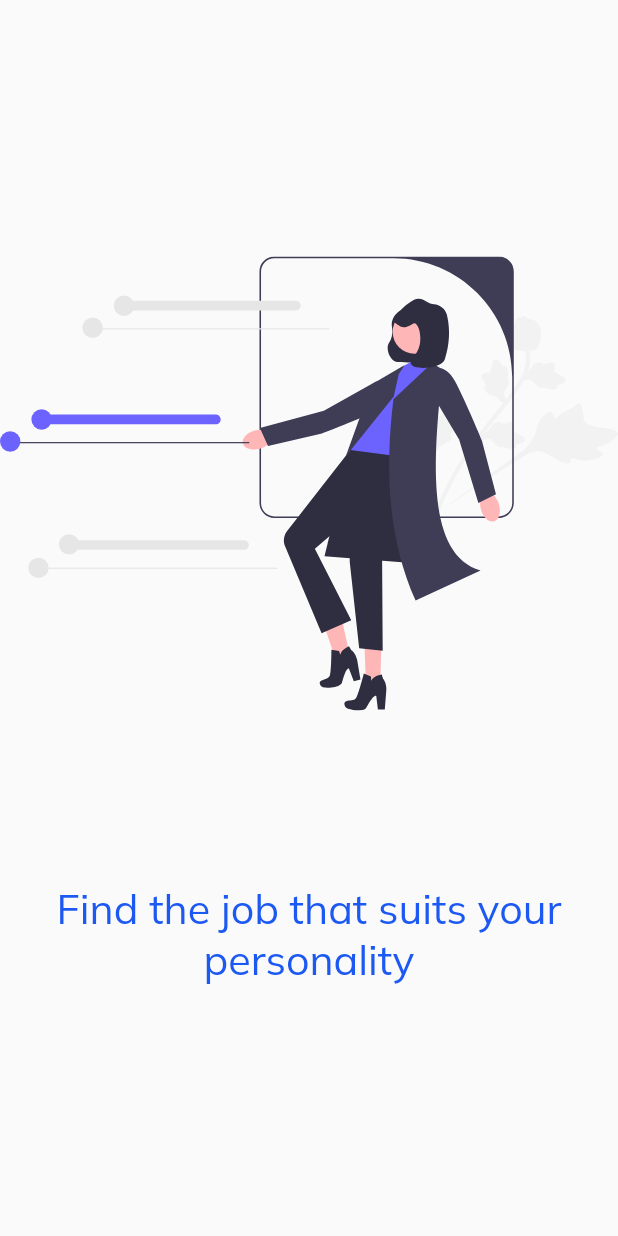
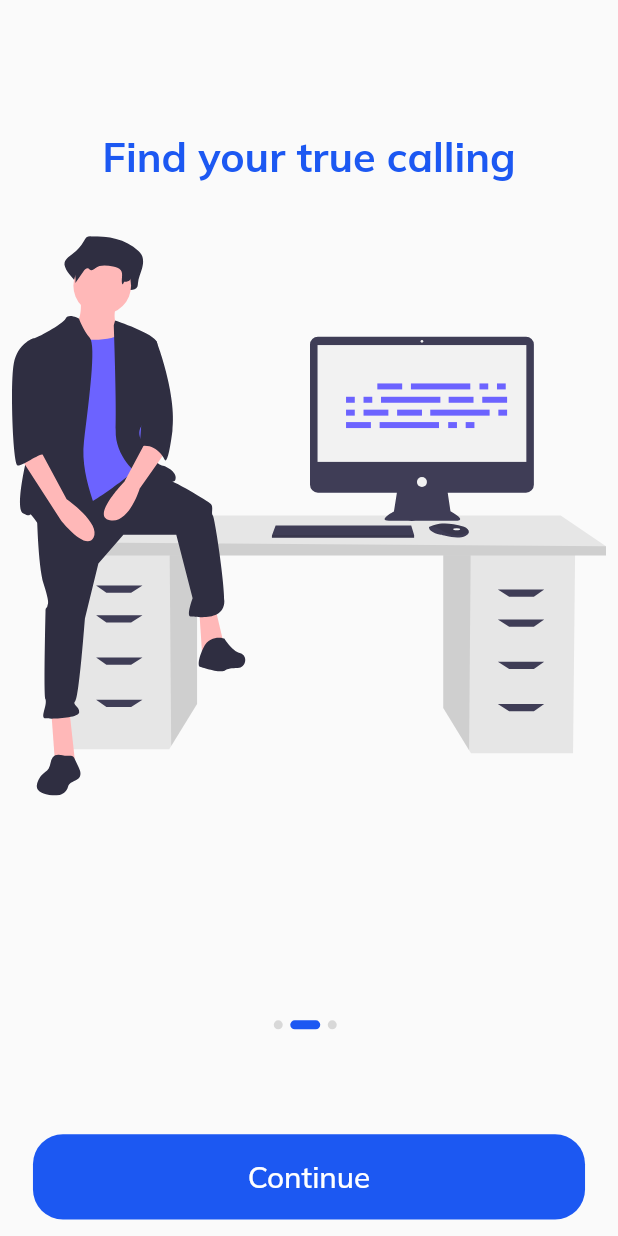
Before and after one commit to Chirag123-bit/HireHubApp, a Flutter app: the screen it shows after launch, swiped to page 2, on a phone screen of 412 x 824 dp. Run offline on Flutter 3.47's test engine with Material 2 defaults, Android fonts, the phone set to English and light mode, and no system bars; our stand-ins replace flutter_svg, font_awesome_flutter, google_fonts.

Commit message:
Completed onboarging screens

```diff
--- /dev/null
+++ b/lib/screens/splash/components/DefaultButton.dart
@@ -0,0 +1,28 @@
+import 'package:flutter/material.dart';
+import 'package:hirehub/config/Palette.dart';
+import 'package:hirehub/config/SizeConfig.dart';
+
+class defaultButton extends StatelessWidget {
+  const defaultButton({Key? key, required this.text, required this.press})
+      : super(key: key);
+  final String text;
+  final VoidCallback press;
+
+  @override
+  Widget build(BuildContext context) {
+    return FlatButton(
+      shape: RoundedRectangleBorder(
+        borderRadius: BorderRadius.circular(20),
+      ),
+      onPressed: press,
+      child: Text(
+        text,
+        style: TextStyle(
+          fontSize: getProportionateScreenWidth(18),
+          color: Colors.white,
+        ),
+      ),
+      color: Palette.primaryColor,
+    );
+  }
+}
--- a/lib/screens/splash/container/SplashContent.dart
+++ b/lib/screens/splash/container/SplashContent.dart
@@ -15,12 +15,6 @@ class SplashContent extends StatelessWidget {
   Widget build(BuildContext context) {
     return Column(
       children: [
-        SvgPicture.asset(
-          image,
-          height: getProportionateScreenHeight(500),
-          width: getProportionateScreenWidth(450),
-          // color: Colors.transparent,
-        ),
         Padding(
           padding: const EdgeInsets.all(12.0),
           child: Text(
@@ -29,7 +23,17 @@ class SplashContent extends StatelessWidget {
             style: TextStyle(
               color: Palette.primaryColor,
               fontSize: getProportionateScreenWidth(25),
+              fontWeight: FontWeight.bold,
             ),
+          ),
+        ),
+        Padding(
+          padding: const EdgeInsets.all(8.0),
+          child: SvgPicture.asset(
+            image,
+            height: getProportionateScreenHeight(400),
+            width: getProportionateScreenWidth(400),
+            // color: Colors.transparent,
           ),
         ),
       ],
--- a/lib/screens/splash/container/body.dart
+++ b/lib/screens/splash/container/body.dart
@@ -1,4 +1,9 @@
+// ignore_for_file: deprecated_member_use
+
 import 'package:flutter/material.dart';
+import 'package:hirehub/config/Palette.dart';
+import 'package:hirehub/config/SizeConfig.dart';
+import 'package:hirehub/screens/splash/components/DefaultButton.dart';
 import 'package:hirehub/screens/splash/container/SplashContent.dart';
 
 class Body extends StatefulWidget {
@@ -11,19 +16,20 @@ class Body extends StatefulWidget {
 class _BodyState extends State<Body> {
   List<Map<String, String>> splashData = [
     {
-      "text": "Find peaks of your career at HireHub",
-      // "image": "assets/images/Sally.png",
+      "text": "Find peaks of your career",
       "image": "assets/images/flag.svg",
     },
     {
-      "text": "Find the job that suits your personality",
+      "text": "Find your true calling",
       "image": "assets/images/offer.svg",
     },
     {
-      "text": "Hire the right person for your project",
+      "text": "Hire the right person",
       "image": "assets/images/interview.svg",
     },
   ];
+  int currentPage = 0;
+
   @override
   Widget build(BuildContext context) {
     return SizedBox(
@@ -32,20 +38,62 @@ class _BodyState extends State<Body> {
         children: [
           const Spacer(),
           Expanded(
-              flex: 9,
+              flex: 7,
               child: PageView.builder(
+                onPageChanged: (value) => setState(() => currentPage = value),
                 itemCount: splashData.length,
                 itemBuilder: (context, index) => SplashContent(
+                  text: splashData[index]["text"]!,
                   image: splashData[index]["image"]!,
-                  text: splashData[index]["text"]!,
                 ),
               )),
-          const Expanded(
-            flex: 2,
-            child: SizedBox(),
+          Expanded(
+            flex: 3,
+            child: Padding(
+              padding: EdgeInsets.symmetric(
+                horizontal: getProportionateScreenWidth(20),
+                vertical: getProportionateScreenWidth(10),
+              ),
+              child: Column(
+                children: [
+                  const Spacer(),
+                  Row(
+                    mainAxisAlignment: MainAxisAlignment.center,
+                    children: List.generate(
+                      splashData.length,
+                      (index) => buildDot(index),
+                    ),
+                  ),
+                  const Spacer(),
+                  SizedBox(
+                    width: double.infinity,
+                    height: getProportionateScreenHeight(56),
+                    child: defaultButton(
+                      press: () {},
+                      text: "Continue",
+                    ),
+                  )
+                ],
+              ),
+            ),
           )
         ],
       ),
     );
   }
+
+  buildDot(int index) {
+    return AnimatedContainer(
+      duration: const Duration(microseconds: 800),
+      margin: const EdgeInsets.only(right: 5),
+      height: 6,
+      width: currentPage == index ? 20 : 6,
+      decoration: BoxDecoration(
+        color: currentPage == index
+            ? Palette.primaryColor
+            : const Color(0XFFD8D8D8),
+        borderRadius: BorderRadius.circular(3),
+      ),
+    );
+  }
 }
```
Also changed, not shown: assets/images/flag.svg, assets/images/offer.svg.
